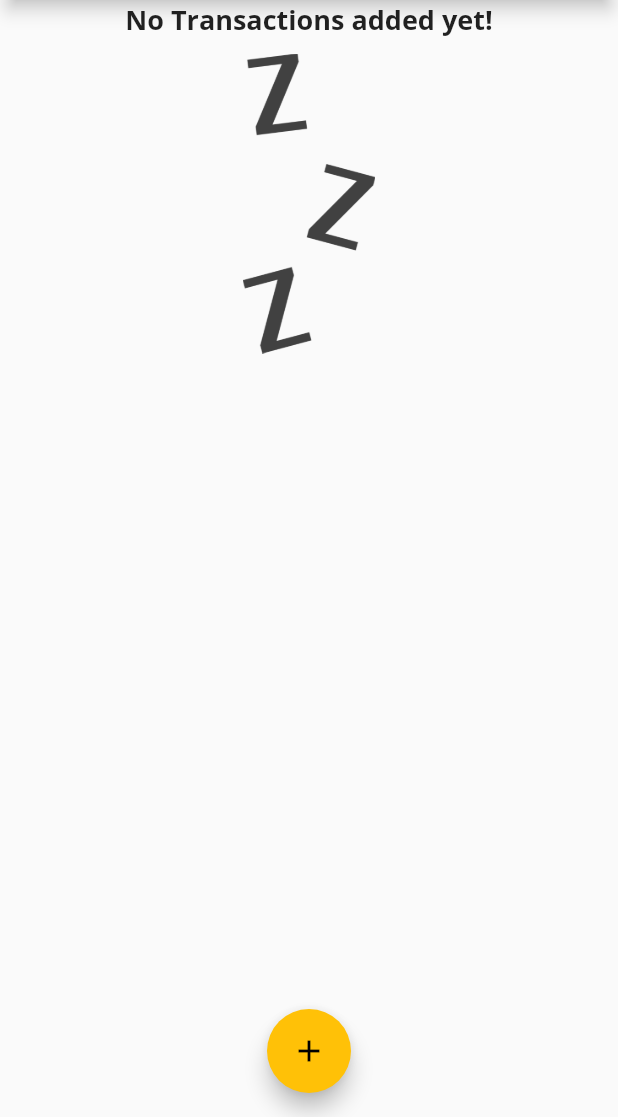
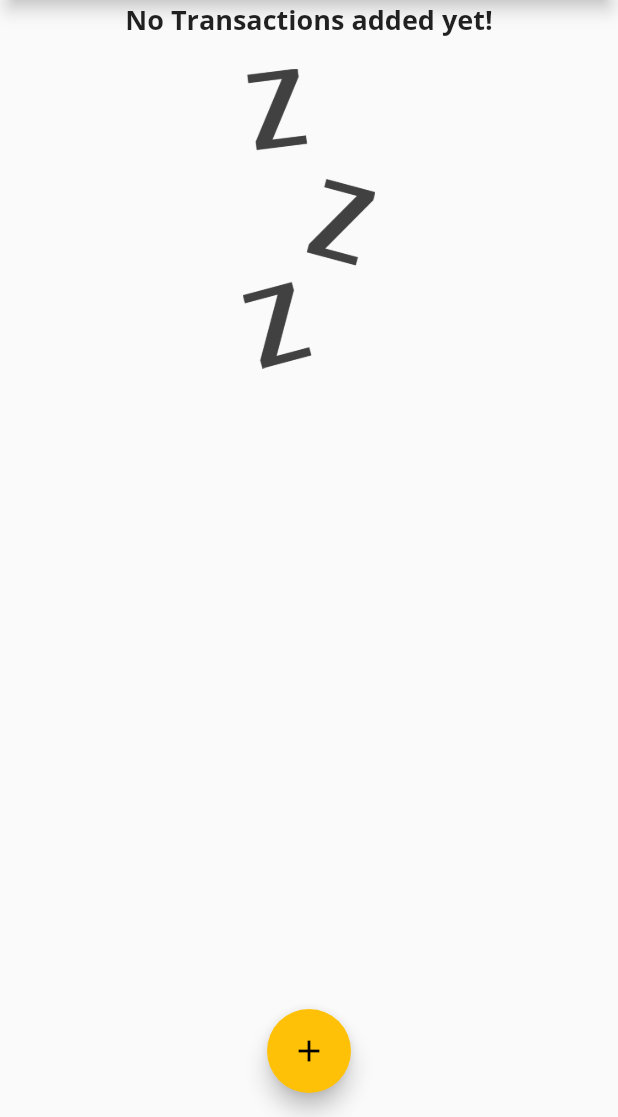
Before and after one commit to desancheztorres/flutter_expenses, a Flutter app: the screen it shows after launch, on a phone screen of 412 x 824 dp, the part 119-1236 px from its top. Run offline on Flutter 3.47's test engine with Material 2 defaults, Android fonts, the phone set to English and light mode, and no system bars; Roboto replaces fonts that are missing (Open Sans).

Commit message:
Planning the Chart Widget

```diff
--- a/lib/transaction_list.dart
+++ b/lib/transaction_list.dart
@@ -18,7 +18,7 @@ class TransactionList extends StatelessWidget {
                   'No Transactions added yet!',
                   style: Theme.of(context).textTheme.title,
                 ),
-                SizedBox(height: 10),
+                SizedBox(height: 20),
                 Container(
                   height: 200,
                   child: Image.asset(
```
Also changed, not shown: lib/widgets/chart.dart (added, +13 -0 lines).
